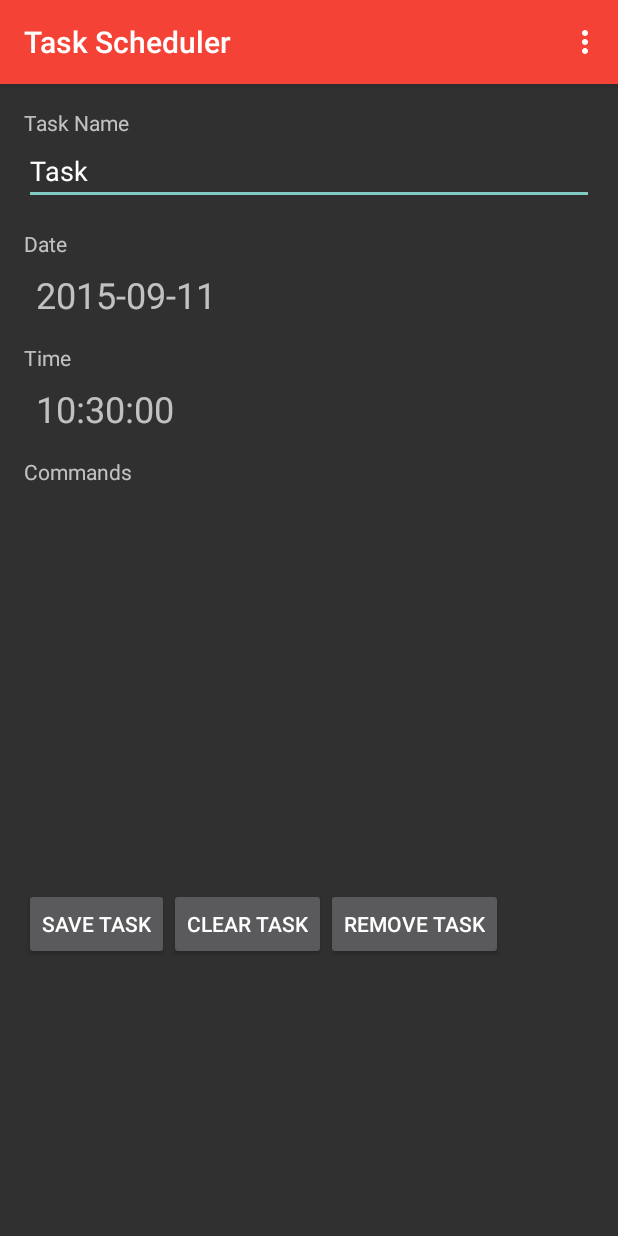
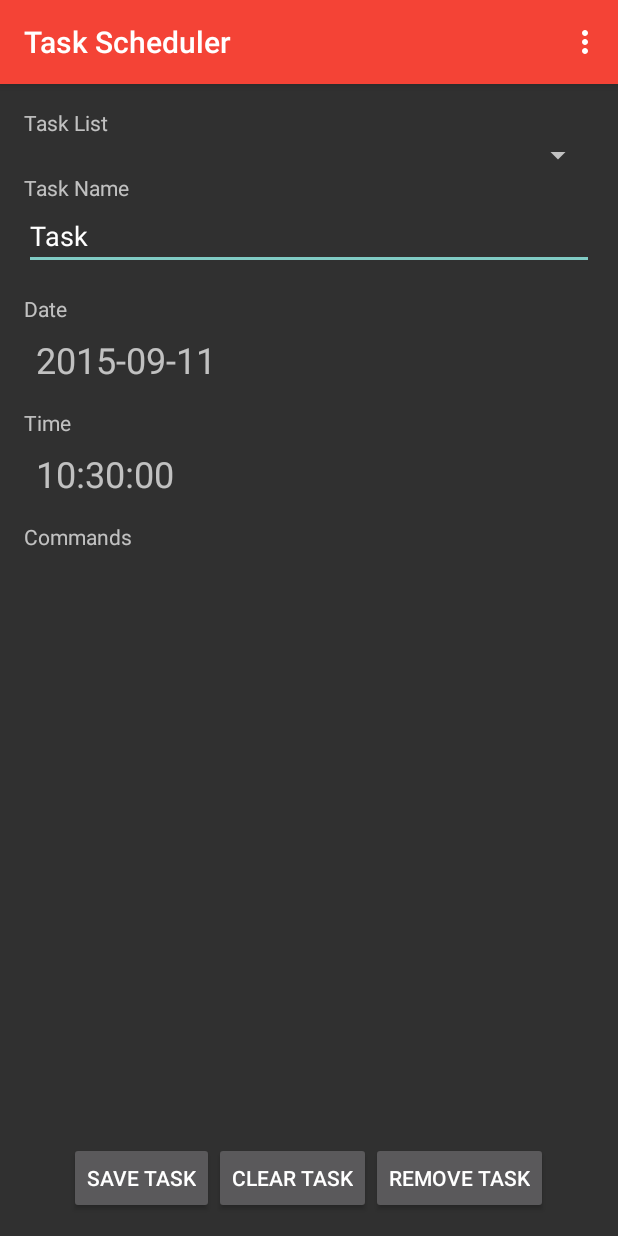
Before and after one commit to raveenrox/HomeControllerAndroidApp, an Android app: the TaskSchedulerActivity screen opened directly, with no data from a screen before it, after a tap on "SAVE TASK", on a phone screen of 412 x 824 dp. Run offline under Robolectric (Android 15) with nearby library versions, the phone set to English and light mode, and no system bars; libraries missing offline, so code that uses them is left out: com.google.android.gms; 4 statements that could not run were skipped.

Commit message:
added task list

```diff
--- a/app/src/main/java/com/rfstudio/homecontroller/HelperDataClass.java
+++ b/app/src/main/java/com/rfstudio/homecontroller/HelperDataClass.java
@@ -31,6 +31,9 @@ public class HelperDataClass implements Serializable {
 
     ArrayList<Boolean> state= new ArrayList<Boolean>();
 
+    ArrayList<String> taskNames = new ArrayList<String>();
+    ArrayList<String> taskTimes = new ArrayList<String>();
+    ArrayList<String> taskDates = new ArrayList<String>();
 
 
 }
--- a/app/src/main/java/com/rfstudio/homecontroller/TaskSchedulerActivity.java
+++ b/app/src/main/java/com/rfstudio/homecontroller/TaskSchedulerActivity.java
@@ -17,7 +17,9 @@ import android.view.Menu;
 import android.view.MenuItem;
 import android.view.View;
 import android.view.ViewGroup;
+import android.widget.ArrayAdapter;
 import android.widget.DatePicker;
+import android.widget.Spinner;
 import android.widget.TextClock;
 import android.widget.TextView;
 import android.widget.TimePicker;
@@ -41,6 +43,7 @@ public class TaskSchedulerActivity extends AppCompatActivity {
     private ArrayList<String> commands;
     private ArrayList<String> commandNos;
     private HelperDataClass helperDataClass;
+    private HelperClass helperClass;
 
     private TableAdapter tableAdapter;
 
@@ -50,6 +53,7 @@ public class TaskSchedulerActivity extends AppCompatActivity {
         setContentView(R.layout.activity_task_scheduler);
 
         helperDataClass = (HelperDataClass) getIntent().getSerializableExtra("helper");
+        helperClass = new HelperClass(this, helperDataClass);
 
         Calendar cal = Calendar.getInstance();
         year_x = cal.get(Calendar.YEAR);
@@ -93,6 +97,9 @@ public class TaskSchedulerActivity extends AppCompatActivity {
         recyclerView.setLayoutManager(new LinearLayoutManager(this));
         tableAdapter = new TableAdapter(this, commands, commandNos, this);
         recyclerView.setAdapter(tableAdapter);
+
+        helperClass.decodeTaskList();
+        helperClass.reloadTasks((Spinner) findViewById(R.id.taskListSpinner));
     }
 
     @Override
@@ -204,18 +211,20 @@ public class TaskSchedulerActivity extends AppCompatActivity {
 
     public void taskCommands(View view)
     {
-        HelperClass helperClass = new HelperClass(this, null);
-        TextView taskName = (TextView) findViewById(R.id.txtTaskName);
+        final TextView taskName = (TextView) findViewById(R.id.txtTaskName);
         switch (view.getId())
         {
             case R.id.saveTask:
-                if(helperClass.addTask(taskName.getText().toString(), textDate.getText().toString(), textTime.getText().toString(), getCommands()))
-                {
-                    Toast.makeText(this, "Task Added Successfully", Toast.LENGTH_LONG).show();
-                } else
-                {
-                    Toast.makeText(this, "Failed to Add Task", Toast.LENGTH_LONG).show();
-                }
+                new Thread() {
+                    public void run() {
+                        if (helperClass.addTask(taskName.getText().toString(), textDate.getText().toString(), textTime.getText().toString(), getCommands())) {
+                            Toast.makeText(TaskSchedulerActivity.this, "Task Added Successfully", Toast.LENGTH_LONG).show();
+                        } else {
+
+                            Toast.makeText(TaskSchedulerActivity.this, "Failed to Add Task", Toast.LENGTH_LONG).show();
+                        }
+                    }
+                }.start();
 
                 break;
             case R.id.clearTask:
--- a/app/src/main/res/layout/activity_task_scheduler.xml
+++ b/app/src/main/res/layout/activity_task_scheduler.xml
@@ -1,11 +1,18 @@
-<ScrollView xmlns:android="http://schemas.android.com/apk/res/android"
+<LinearLayout
+    xmlns:android="http://schemas.android.com/apk/res/android"
     xmlns:tools="http://schemas.android.com/tools"
     android:layout_width="match_parent"
     android:layout_height="match_parent"
+    tools:context="com.rfstudio.homecontroller.TaskSchedulerActivity"
+    android:orientation="vertical"
+    android:weightSum="10">
+    <ScrollView
+        android:layout_width="match_parent"
+        android:layout_height="0dp"
         android:clipChildren="true"
         android:clipToPadding="true"
         android:scrollbars="vertical"
-    tools:context="com.rfstudio.homecontroller.TaskSchedulerActivity">
+        android:layout_weight="9">
 
         <LinearLayout
             android:paddingBottom="@dimen/activity_vertical_margin"
@@ -17,9 +24,15 @@
             android:orientation="vertical"
             android:weightSum="10"
             android:clipToPadding="true"
-        android:clipChildren="true"
-        >
-
+            android:clipChildren="true">
+            <TextView
+                android:layout_width="wrap_content"
+                android:layout_height="wrap_content"
+                android:text="Task List"/>
+            <Spinner
+                android:layout_width="fill_parent"
+                android:layout_height="wrap_content"
+                android:id="@+id/taskListSpinner"/>
 
             <TextView
                 android:layout_width="wrap_content"
@@ -85,15 +98,21 @@
 
 
             </android.support.v7.widget.RecyclerView>
+        </LinearLayout>
+    </ScrollView>
     <LinearLayout
         android:layout_width="match_parent"
-            android:layout_height="wrap_content">
+        android:layout_height="0dp"
+        android:layout_weight="1"
+        android:gravity="center"
+        >
         <Button
             android:layout_width="wrap_content"
             android:layout_height="wrap_content"
             android:text="Save Task"
             android:id="@+id/saveTask"
-                android:onClick="taskCommands"/>
+            android:onClick="taskCommands"
+            />
         <Button
             android:layout_width="wrap_content"
             android:layout_height="wrap_content"
@@ -108,4 +127,3 @@
             android:onClick="taskCommands"/>
     </LinearLayout>
 </LinearLayout>
-</ScrollView>
```
Also changed, not shown: app/src/main/java/com/rfstudio/homecontroller/HelperClass.java (+108 -0 lines), 1 other file. Lines whose indentation alone changed are shown as unchanged.
